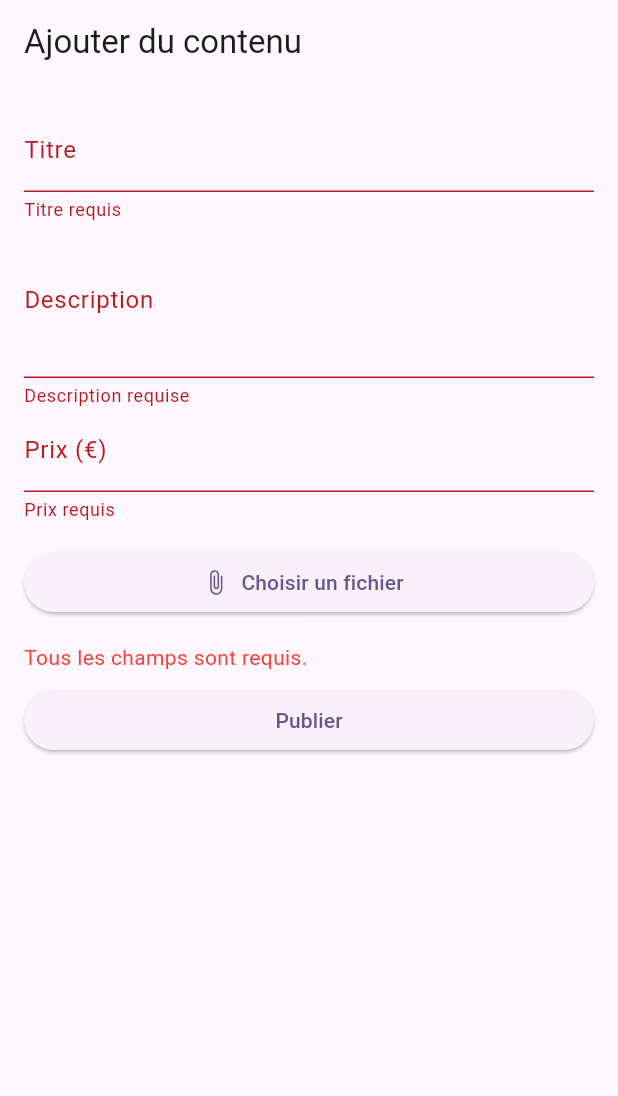
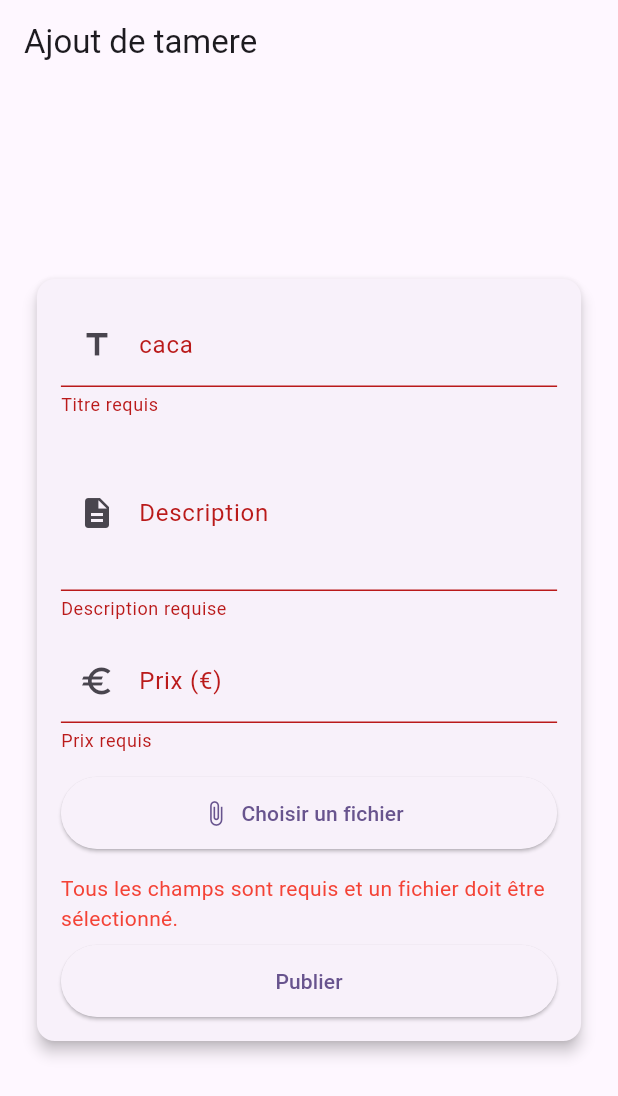
Before and after one commit to richard-lam-webdev/ArtFans, a Flutter app: the AddContentScreen screen opened by its route, after a tap on "Publier", on a phone screen of 412 x 824 dp. Shown: the top 1096 px of the screen. Run offline on Flutter 3.47's test engine with Material 3 defaults, Android fonts, the light colour scheme and no system bars; our stand-ins replace file_picker, flutter_dotenv, flutter_secure_storage, go_router, universal_platform; accounts and stored records are empty.

Commit message:
feat: enhance AddContentScreen UI and improve file upload error handling

```diff
--- a/frontend/lib/src/screens/add_content_screen.dart
+++ b/frontend/lib/src/screens/add_content_screen.dart
@@ -1,8 +1,6 @@
 import 'package:flutter/material.dart';
 import 'package:file_picker/file_picker.dart';
-import 'package:frontend/src/services/auth_service.dart';
 import 'package:universal_platform/universal_platform.dart';
-import 'package:provider/provider.dart';
 import 'package:http/http.dart' as http;
 import 'dart:typed_data';
 
@@ -19,7 +17,6 @@ class _AddContentScreenState extends State<AddContentScreen> {
   final _bodyCtrl = TextEditingController();
   final _priceCtrl = TextEditingController();
 
-
   PlatformFile? _selectedFile;
   Uint8List? _selectedFileBytes; // Pour web
   String? _error;
@@ -30,7 +27,7 @@ class _AddContentScreenState extends State<AddContentScreen> {
     FilePickerResult? result = await FilePicker.platform.pickFiles(
       type: FileType.custom,
       allowedExtensions: ['jpg', 'jpeg', 'png', 'gif', 'pdf'],
-      withData: true, // Nécessaire pour web !
+      withData: true, // Pour web
     );
     if (result != null && result.files.isNotEmpty) {
       setState(() {
@@ -42,7 +39,7 @@ class _AddContentScreenState extends State<AddContentScreen> {
 
   Future<void> _submit() async {
     if (!_formKey.currentState!.validate() || _selectedFile == null) {
-      setState(() => _error = "Tous les champs sont requis.");
+      setState(() => _error = "Tous les champs sont requis et un fichier doit être sélectionné.");
       return;
     }
     setState(() {
@@ -50,9 +47,8 @@ class _AddContentScreenState extends State<AddContentScreen> {
       _error = null;
     });
 
-
     try {
-      var uri = Uri.parse('http://localhost:8080/api/contents'); // Change l'URL si besoin
+      var uri = Uri.parse('http://localhost:8080/api/contents');
       var request = http.MultipartRequest('POST', uri)
         ..fields['title'] = _titleCtrl.text.trim()
         ..fields['body'] = _bodyCtrl.text.trim()
@@ -60,7 +56,6 @@ class _AddContentScreenState extends State<AddContentScreen> {
 
       // --- Gestion du fichier ---
       if (UniversalPlatform.isWeb) {
-        // Pour le web, utiliser bytes
         if (_selectedFileBytes == null) throw Exception("Fichier corrompu.");
         request.files.add(
           http.MultipartFile.fromBytes(
@@ -70,7 +65,6 @@ class _AddContentScreenState extends State<AddContentScreen> {
           ),
         );
       } else {
-        // Mobile/Desktop : utiliser le chemin
         if (_selectedFile!.path == null) throw Exception("Fichier invalide.");
         request.files.add(
           await http.MultipartFile.fromPath(
@@ -85,7 +79,10 @@ class _AddContentScreenState extends State<AddContentScreen> {
 
       if (response.statusCode == 201) {
         if (!mounted) return;
-        Navigator.of(context).pop(); // ou affiche un message de succès
+        ScaffoldMessenger.of(context).showSnackBar(
+          const SnackBar(content: Text("Contenu ajouté !")),
+        );
+        Navigator.of(context).pop(); // Retour après succès
       } else {
         final respStr = await response.stream.bytesToString();
         setState(() => _error = "Erreur : $respStr");
@@ -107,28 +104,49 @@ class _AddContentScreenState extends State<AddContentScreen> {
 
   @override
   Widget build(BuildContext context) {
+    final maxWidth = MediaQuery.of(context).size.width > 600 ? 400.0 : MediaQuery.of(context).size.width * 0.9;
     return Scaffold(
-      appBar: AppBar(title: const Text('Ajouter du contenu')),
-      body: Padding(
-        padding: const EdgeInsets.all(16),
+      appBar: AppBar(title: const Text('Ajout de tamere')),
+      body: Center(
+        child: SingleChildScrollView(
+          padding: const EdgeInsets.symmetric(vertical: 24.0, horizontal: 16.0),
+          child: ConstrainedBox(
+            constraints: BoxConstraints(maxWidth: maxWidth),
+            child: Card(
+              elevation: 4,
+              shape: RoundedRectangleBorder(borderRadius: BorderRadius.circular(12)),
+              child: Padding(
+                padding: const EdgeInsets.all(16.0),
                 child: Form(
                   key: _formKey,
-          child: ListView(
+                  child: Column(
+                    mainAxisSize: MainAxisSize.min,
                     children: [
                       TextFormField(
                         controller: _titleCtrl,
-                decoration: const InputDecoration(labelText: 'Titre'),
+                        decoration: const InputDecoration(
+                          labelText: 'caca',
+                          prefixIcon: Icon(Icons.title),
+                        ),
                         validator: (v) => (v == null || v.isEmpty) ? 'Titre requis' : null,
                       ),
+                      const SizedBox(height: 12),
                       TextFormField(
                         controller: _bodyCtrl,
-                decoration: const InputDecoration(labelText: 'Description'),
+                        decoration: const InputDecoration(
+                          labelText: 'Description',
+                          prefixIcon: Icon(Icons.description),
+                        ),
                         maxLines: 3,
                         validator: (v) => (v == null || v.isEmpty) ? 'Description requise' : null,
                       ),
+                      const SizedBox(height: 12),
                       TextFormField(
                         controller: _priceCtrl,
-                decoration: const InputDecoration(labelText: 'Prix (€)'),
+                        decoration: const InputDecoration(
+                          labelText: 'Prix (€)',
+                          prefixIcon: Icon(Icons.euro),
+                        ),
                         keyboardType: TextInputType.number,
                         validator: (v) => (v == null || v.isEmpty) ? 'Prix requis' : null,
                       ),
@@ -137,22 +155,36 @@ class _AddContentScreenState extends State<AddContentScreen> {
                         icon: const Icon(Icons.attach_file),
                         label: Text(_selectedFile == null ? "Choisir un fichier" : _selectedFile!.name),
                         onPressed: _isLoading ? null : _pickFile,
+                        style: ElevatedButton.styleFrom(
+                          minimumSize: const Size.fromHeight(48),
                         ),
-              const SizedBox(height: 16),
-              if (_error != null) ...[
-                Text(_error!, style: const TextStyle(color: Colors.red)),
+                      ),
                       const SizedBox(height: 8),
-              ],
+                      if (_error != null)
+                        Padding(
+                          padding: const EdgeInsets.symmetric(vertical: 8),
+                          child: Text(
+                            _error!,
+                            style: const TextStyle(color: Colors.red),
+                          ),
+                        ),
                       ElevatedButton(
                         onPressed: _isLoading ? null : _submit,
+                        style: ElevatedButton.styleFrom(
+                          minimumSize: const Size.fromHeight(48),
+                        ),
                         child: _isLoading
-                    ? const CircularProgressIndicator()
+                            ? const CircularProgressIndicator(color: Colors.white)
                             : const Text("Publier"),
                       ),
                     ],
                   ),
                 ),
               ),
+            ),
+          ),
+        ),
+      ),
     );
   }
 }
```
Lines whose indentation alone changed are shown as unchanged.
